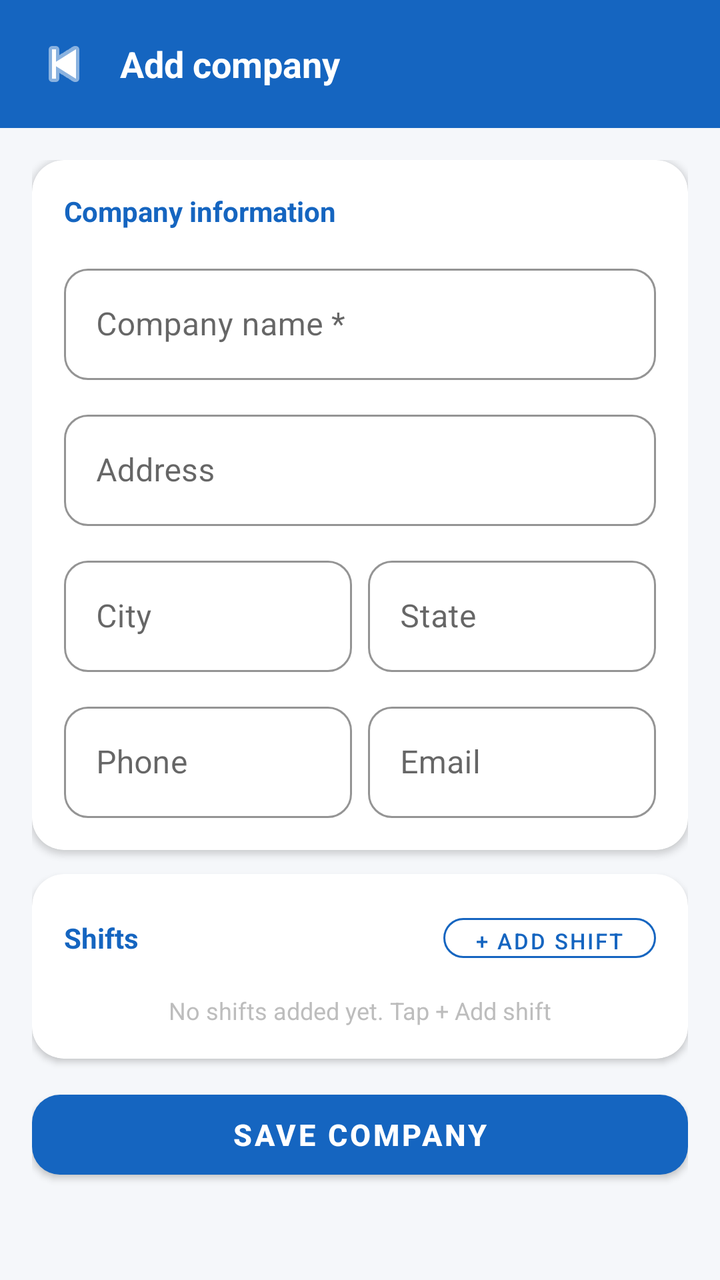
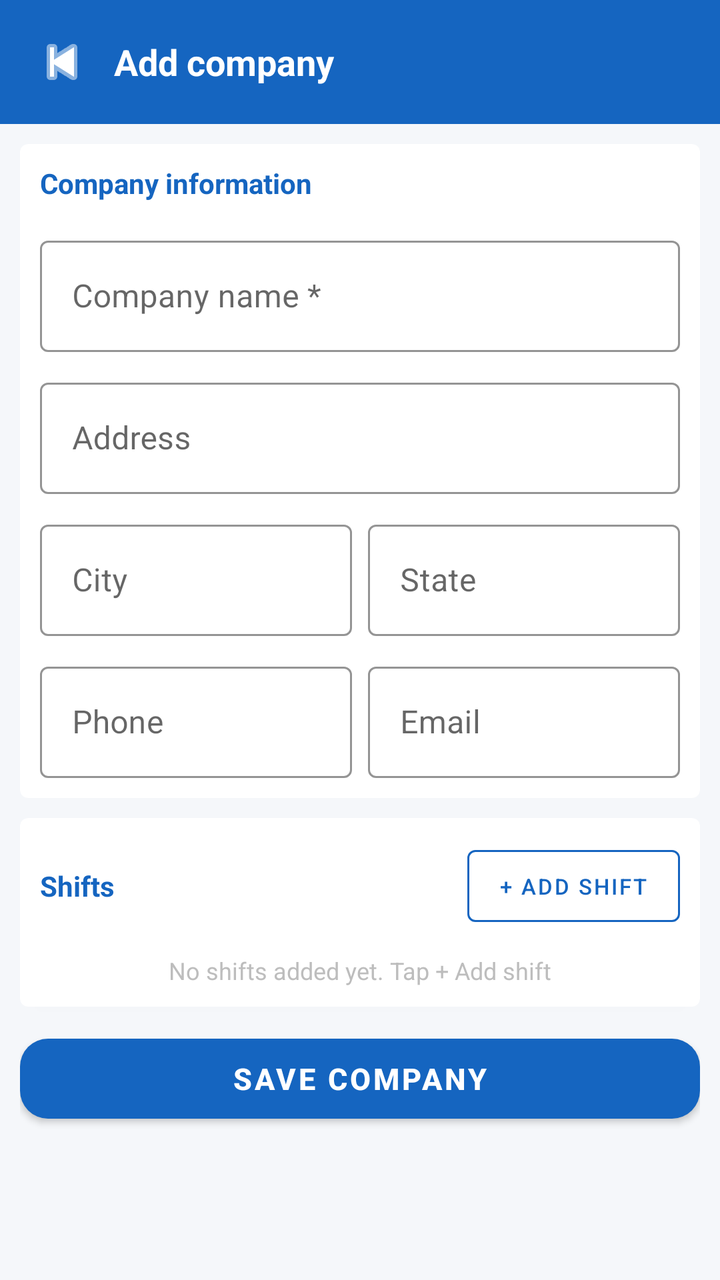

Compare the two renders of this Android layout. The source of the first and the diff that turns it into the second are given below.
<!-- AndroidManifest.xml: application theme Theme.EmpManager -->
<!-- res/layout/activity_add_edit_company.xml -->
<?xml version="1.0" encoding="utf-8"?>
<LinearLayout
    xmlns:android="http://schemas.android.com/apk/res/android"
    xmlns:app="http://schemas.android.com/apk/res-auto"
    android:layout_width="match_parent"
    android:layout_height="match_parent"
    android:orientation="vertical"
    android:background="#F5F7FA">

    
    <LinearLayout
        android:layout_width="match_parent"
        android:layout_height="wrap_content"
        android:orientation="horizontal"
        android:gravity="center_vertical"
        android:background="#1565C0"
        android:padding="16dp">

        <ImageView
            android:id="@+id/ivBack"
            android:layout_width="32dp"
            android:layout_height="32dp"
            android:src="@android:drawable/ic_media_previous"
            android:tint="#FFFFFF"
            android:layout_marginEnd="12dp"/>

        <TextView
            android:id="@+id/tvTitle"
            android:layout_width="0dp"
            android:layout_height="wrap_content"
            android:layout_weight="1"
            android:text="Add company"
            android:textSize="18sp"
            android:textStyle="bold"
            android:textColor="#FFFFFF"/>

        <com.google.android.material.button.MaterialButton
            android:id="@+id/btnDelete"
            style="@style/Widget.MaterialComponents.Button.OutlinedButton"
            android:layout_width="wrap_content"
            android:layout_height="36dp"
            android:text="Delete"
            android:textColor="#FF6B6B"
            android:textSize="12sp"
            android:visibility="gone"
            app:strokeColor="#FF6B6B"
            app:cornerRadius="20dp"/>
    </LinearLayout>

    <ScrollView
        android:layout_width="match_parent"
        android:layout_height="0dp"
        android:layout_weight="1">

        <LinearLayout
            android:layout_width="match_parent"
            android:layout_height="wrap_content"
            android:orientation="vertical"
            android:padding="16dp">

            
            <androidx.cardview.widget.CardView
                android:layout_width="match_parent"
                android:layout_height="wrap_content"
                android:layout_marginBottom="12dp"
                app:cardCornerRadius="16dp"
                app:cardElevation="2dp"
                app:cardBackgroundColor="#FFFFFF">

                <LinearLayout
                    android:layout_width="match_parent"
                    android:layout_height="wrap_content"
                    android:orientation="vertical"
                    android:padding="16dp">

                    <TextView
                        android:layout_width="wrap_content"
                        android:layout_height="wrap_content"
                        android:text="Company information"
                        android:textSize="14sp"
                        android:textStyle="bold"
                        android:textColor="#1565C0"
                        android:layout_marginBottom="14dp"/>

                    
                    <com.google.android.material.textfield.TextInputLayout
                        android:id="@+id/tilName"
                        style="@style/Widget.MaterialComponents.TextInputLayout.OutlinedBox"
                        android:layout_width="match_parent"
                        android:layout_height="wrap_content"
                        android:layout_marginBottom="12dp"
                        android:hint="Company name *"
                        app:boxCornerRadiusTopStart="12dp"
                        app:boxCornerRadiusTopEnd="12dp"
                        app:boxCornerRadiusBottomStart="12dp"
                        app:boxCornerRadiusBottomEnd="12dp"
                        app:boxStrokeColor="#1565C0"
                        app:hintTextColor="#1565C0">
                        <com.google.android.material.textfield.TextInputEditText
                            android:id="@+id/etName"
                            android:layout_width="match_parent"
                            android:layout_height="wrap_content"
                            android:inputType="textCapWords"
                            android:imeOptions="actionNext"/>
                    </com.google.android.material.textfield.TextInputLayout>

                    
                    <com.google.android.material.textfield.TextInputLayout
                        android:id="@+id/tilAddress"
                        style="@style/Widget.MaterialComponents.TextInputLayout.OutlinedBox"
                        android:layout_width="match_parent"
                        android:layout_height="wrap_content"
                        android:layout_marginBottom="12dp"
                        android:hint="Address"
                        app:boxCornerRadiusTopStart="12dp"
                        app:boxCornerRadiusTopEnd="12dp"
                        app:boxCornerRadiusBottomStart="12dp"
                        app:boxCornerRadiusBottomEnd="12dp"
                        app:boxStrokeColor="#1565C0"
                        app:hintTextColor="#1565C0">
                        <com.google.android.material.textfield.TextInputEditText
                            android:id="@+id/etAddress"
                            android:layout_width="match_parent"
                            android:layout_height="wrap_content"
                            android:inputType="textMultiLine"
                            android:maxLines="2"/>
                    </com.google.android.material.textfield.TextInputLayout>

                    
                    <LinearLayout
                        android:layout_width="match_parent"
                        android:layout_height="wrap_content"
                        android:orientation="horizontal"
                        android:layout_marginBottom="12dp">

                        <com.google.android.material.textfield.TextInputLayout
                            android:id="@+id/tilCity"
                            style="@style/Widget.MaterialComponents.TextInputLayout.OutlinedBox"
                            android:layout_width="0dp"
                            android:layout_height="wrap_content"
                            android:layout_weight="1"
                            android:layout_marginEnd="8dp"
                            android:hint="City"
                            app:boxCornerRadiusTopStart="12dp"
                            app:boxCornerRadiusTopEnd="12dp"
                            app:boxCornerRadiusBottomStart="12dp"
                            app:boxCornerRadiusBottomEnd="12dp"
                            app:boxStrokeColor="#1565C0"
                            app:hintTextColor="#1565C0">
                            <com.google.android.material.textfield.TextInputEditText
                                android:id="@+id/etCity"
                                android:layout_width="match_parent"
                                android:layout_height="wrap_content"
                                android:imeOptions="actionNext"/>
                        </com.google.android.material.textfield.TextInputLayout>

                        <com.google.android.material.textfield.TextInputLayout
                            android:id="@+id/tilState"
                            style="@style/Widget.MaterialComponents.TextInputLayout.OutlinedBox"
                            android:layout_width="0dp"
                            android:layout_height="wrap_content"
                            android:layout_weight="1"
                            android:hint="State"
                            app:boxCornerRadiusTopStart="12dp"
                            app:boxCornerRadiusTopEnd="12dp"
                            app:boxCornerRadiusBottomStart="12dp"
                            app:boxCornerRadiusBottomEnd="12dp"
                            app:boxStrokeColor="#1565C0"
                            app:hintTextColor="#1565C0">
                            <com.google.android.material.textfield.TextInputEditText
                                android:id="@+id/etState"
                                android:layout_width="match_parent"
                                android:layout_height="wrap_content"
                                android:imeOptions="actionNext"/>
                        </com.google.android.material.textfield.TextInputLayout>
                    </LinearLayout>

                    
                    <LinearLayout
                        android:layout_width="match_parent"
                        android:layout_height="wrap_content"
                        android:orientation="horizontal">

                        <com.google.android.material.textfield.TextInputLayout
                            android:id="@+id/tilPhone"
                            style="@style/Widget.MaterialComponents.TextInputLayout.OutlinedBox"
                            android:layout_width="0dp"
                            android:layout_height="wrap_content"
                            android:layout_weight="1"
                            android:layout_marginEnd="8dp"
                            android:hint="Phone"
                            app:boxCornerRadiusTopStart="12dp"
                            app:boxCornerRadiusTopEnd="12dp"
                            app:boxCornerRadiusBottomStart="12dp"
                            app:boxCornerRadiusBottomEnd="12dp"
                            app:boxStrokeColor="#1565C0"
                            app:hintTextColor="#1565C0">
                            <com.google.android.material.textfield.TextInputEditText
                                android:id="@+id/etPhone"
                                android:layout_width="match_parent"
                                android:layout_height="wrap_content"
                                android:inputType="phone"
                                android:imeOptions="actionNext"/>
                        </com.google.android.material.textfield.TextInputLayout>

                        <com.google.android.material.textfield.TextInputLayout
                            android:id="@+id/tilEmail"
                            style="@style/Widget.MaterialComponents.TextInputLayout.OutlinedBox"
                            android:layout_width="0dp"
                            android:layout_height="wrap_content"
                            android:layout_weight="1"
                            android:hint="Email"
                            app:boxCornerRadiusTopStart="12dp"
                            app:boxCornerRadiusTopEnd="12dp"
                            app:boxCornerRadiusBottomStart="12dp"
                            app:boxCornerRadiusBottomEnd="12dp"
                            app:boxStrokeColor="#1565C0"
                            app:hintTextColor="#1565C0">
                            <com.google.android.material.textfield.TextInputEditText
                                android:id="@+id/etEmail"
                                android:layout_width="match_parent"
                                android:layout_height="wrap_content"
                                android:inputType="textEmailAddress"
                                android:imeOptions="actionNext"/>
                        </com.google.android.material.textfield.TextInputLayout>
                    </LinearLayout>

                </LinearLayout>
            </androidx.cardview.widget.CardView>

            
            <androidx.cardview.widget.CardView
                android:layout_width="match_parent"
                android:layout_height="wrap_content"
                android:layout_marginBottom="12dp"
                app:cardCornerRadius="16dp"
                app:cardElevation="2dp"
                app:cardBackgroundColor="#FFFFFF">

                <LinearLayout
                    android:layout_width="match_parent"
                    android:layout_height="wrap_content"
                    android:orientation="vertical"
                    android:padding="16dp">

                    
                    <LinearLayout
                        android:layout_width="match_parent"
                        android:layout_height="wrap_content"
                        android:orientation="horizontal"
                        android:gravity="center_vertical"
                        android:layout_marginBottom="12dp">

                        <TextView
                            android:layout_width="0dp"
                            android:layout_height="wrap_content"
                            android:layout_weight="1"
                            android:text="Shifts"
                            android:textSize="14sp"
                            android:textStyle="bold"
                            android:textColor="#1565C0"/>

                        <com.google.android.material.button.MaterialButton
                            android:id="@+id/btnAddShift"
                            style="@style/Widget.MaterialComponents.Button.OutlinedButton"
                            android:layout_width="wrap_content"
                            android:layout_height="32dp"
                            android:text="+ Add shift"
                            android:textSize="11sp"
                            android:textColor="#1565C0"
                            app:strokeColor="#1565C0"
                            app:cornerRadius="20dp"/>
                    </LinearLayout>

                    
                    <androidx.recyclerview.widget.RecyclerView
                        android:id="@+id/rvShifts"
                        android:layout_width="match_parent"
                        android:layout_height="wrap_content"
                        android:nestedScrollingEnabled="false"/>

                    
                    <TextView
                        android:id="@+id/tvNoShifts"
                        android:layout_width="wrap_content"
                        android:layout_height="wrap_content"
                        android:text="No shifts added yet. Tap + Add shift"
                        android:textSize="12sp"
                        android:textColor="#BDBDBD"
                        android:layout_gravity="center_horizontal"
                        android:visibility="visible"/>

                </LinearLayout>
            </androidx.cardview.widget.CardView>

            
            <com.google.android.material.button.MaterialButton
                android:id="@+id/btnSave"
                android:layout_width="match_parent"
                android:layout_height="52dp"
                android:text="Save company"
                android:textSize="15sp"
                android:textStyle="bold"
                app:cornerRadius="14dp"
                app:backgroundTint="#1565C0"/>

            <ProgressBar
                android:id="@+id/progressBar"
                android:layout_width="wrap_content"
                android:layout_height="wrap_content"
                android:layout_gravity="center"
                android:layout_marginTop="12dp"
                android:visibility="gone"
                android:indeterminateTint="#1565C0"/>

        </LinearLayout>
    </ScrollView>
</LinearLayout>
<!-- resources referenced by this layout -->
<resources>
  <style name="Theme.EmpManager" parent="Theme.MaterialComponents.Light.NoActionBar">
          <item name="colorPrimary">@color/primary</item>
          <item name="colorPrimaryVariant">@color/primary_dark</item>
          <item name="colorOnPrimary">@color/white</item>
          <item name="colorSecondary">@color/accent</item>
          <item name="android:windowBackground">@color/background</item>
      </style>
  <color name="primary">#1565C0</color>
  <color name="primary_dark">#0D47A1</color>
  <color name="white">#FFFFFFFF</color>
  <color name="accent">#FF6F00</color>
  <color name="background">#F0F4F8</color>
</resources>

<!-- the commit's change to res/layout/activity_add_edit_company.xml (unified diff, before → after) -->
@@ -14,7 +14,7 @@
         android:orientation="horizontal"
         android:gravity="center_vertical"
         android:background="#1565C0"
-        android:padding="16dp">
+        android:padding="15dp">
 
         <ImageView
             android:id="@+id/ivBack"
@@ -22,7 +22,7 @@
             android:layout_height="32dp"
             android:src="@android:drawable/ic_media_previous"
             android:tint="#FFFFFF"
-            android:layout_marginEnd="12dp"/>
+            android:layout_marginEnd="10dp"/>
 
         <TextView
             android:id="@+id/tvTitle"
@@ -56,14 +56,14 @@
             android:layout_width="match_parent"
             android:layout_height="wrap_content"
             android:orientation="vertical"
-            android:padding="16dp">
+            android:padding="10dp">
 
             
             <androidx.cardview.widget.CardView
                 android:layout_width="match_parent"
                 android:layout_height="wrap_content"
-                android:layout_marginBottom="12dp"
-                app:cardCornerRadius="16dp"
+                android:layout_marginBottom="10dp"
+                app:cardCornerRadius="4dp"
                 app:cardElevation="2dp"
                 app:cardBackgroundColor="#FFFFFF">
 
@@ -71,7 +71,7 @@
                     android:layout_width="match_parent"
                     android:layout_height="wrap_content"
                     android:orientation="vertical"
-                    android:padding="16dp">
+                    android:padding="10dp">
 
                     <TextView
                         android:layout_width="wrap_content"
@@ -88,12 +88,12 @@
                         style="@style/Widget.MaterialComponents.TextInputLayout.OutlinedBox"
                         android:layout_width="match_parent"
                         android:layout_height="wrap_content"
-                        android:layout_marginBottom="12dp"
+                        android:layout_marginBottom="10dp"
                         android:hint="Company name *"
-                        app:boxCornerRadiusTopStart="12dp"
-                        app:boxCornerRadiusTopEnd="12dp"
-                        app:boxCornerRadiusBottomStart="12dp"
-                        app:boxCornerRadiusBottomEnd="12dp"
+                        app:boxCornerRadiusTopStart="4dp"
+                        app:boxCornerRadiusTopEnd="4dp"
+                        app:boxCornerRadiusBottomStart="4dp"
+                        app:boxCornerRadiusBottomEnd="4dp"
                         app:boxStrokeColor="#1565C0"
                         app:hintTextColor="#1565C0">
                         <com.google.android.material.textfield.TextInputEditText
@@ -110,12 +110,12 @@
                         style="@style/Widget.MaterialComponents.TextInputLayout.OutlinedBox"
                         android:layout_width="match_parent"
                         android:layout_height="wrap_content"
-                        android:layout_marginBottom="12dp"
+                        android:layout_marginBottom="10dp"
                         android:hint="Address"
-                        app:boxCornerRadiusTopStart="12dp"
-                        app:boxCornerRadiusTopEnd="12dp"
-                        app:boxCornerRadiusBottomStart="12dp"
-                        app:boxCornerRadiusBottomEnd="12dp"
+                        app:boxCornerRadiusTopStart="4dp"
+                        app:boxCornerRadiusTopEnd="4dp"
+                        app:boxCornerRadiusBottomStart="4dp"
+                        app:boxCornerRadiusBottomEnd="4dp"
                         app:boxStrokeColor="#1565C0"
                         app:hintTextColor="#1565C0">
                         <com.google.android.material.textfield.TextInputEditText
@@ -131,7 +131,7 @@
                         android:layout_width="match_parent"
                         android:layout_height="wrap_content"
                         android:orientation="horizontal"
-                        android:layout_marginBottom="12dp">
+                        android:layout_marginBottom="10dp">
 
                         <com.google.android.material.textfield.TextInputLayout
                             android:id="@+id/tilCity"
@@ -141,10 +141,10 @@
                             android:layout_weight="1"
                             android:layout_marginEnd="8dp"
                             android:hint="City"
-                            app:boxCornerRadiusTopStart="12dp"
-                            app:boxCornerRadiusTopEnd="12dp"
-                            app:boxCornerRadiusBottomStart="12dp"
-                            app:boxCornerRadiusBottomEnd="12dp"
+                            app:boxCornerRadiusTopStart="4dp"
+                            app:boxCornerRadiusTopEnd="4dp"
+                            app:boxCornerRadiusBottomStart="4dp"
+                            app:boxCornerRadiusBottomEnd="4dp"
                             app:boxStrokeColor="#1565C0"
                             app:hintTextColor="#1565C0">
                             <com.google.android.material.textfield.TextInputEditText
@@ -161,10 +161,10 @@
                             android:layout_height="wrap_content"
                             android:layout_weight="1"
                             android:hint="State"
-                            app:boxCornerRadiusTopStart="12dp"
-                            app:boxCornerRadiusTopEnd="12dp"
-                            app:boxCornerRadiusBottomStart="12dp"
-                            app:boxCornerRadiusBottomEnd="12dp"
+                            app:boxCornerRadiusTopStart="4dp"
+                            app:boxCornerRadiusTopEnd="4dp"
+                            app:boxCornerRadiusBottomStart="4dp"
+                            app:boxCornerRadiusBottomEnd="4dp"
                             app:boxStrokeColor="#1565C0"
                             app:hintTextColor="#1565C0">
                             <com.google.android.material.textfield.TextInputEditText
@@ -189,10 +189,10 @@
                             android:layout_weight="1"
                             android:layout_marginEnd="8dp"
                             android:hint="Phone"
-                            app:boxCornerRadiusTopStart="12dp"
-                            app:boxCornerRadiusTopEnd="12dp"
-                            app:boxCornerRadiusBottomStart="12dp"
-                            app:boxCornerRadiusBottomEnd="12dp"
+                            app:boxCornerRadiusTopStart="4dp"
+                            app:boxCornerRadiusTopEnd="4dp"
+                            app:boxCornerRadiusBottomStart="4dp"
+                            app:boxCornerRadiusBottomEnd="4dp"
                             app:boxStrokeColor="#1565C0"
                             app:hintTextColor="#1565C0">
                             <com.google.android.material.textfield.TextInputEditText
@@ -210,10 +210,10 @@
                             android:layout_height="wrap_content"
                             android:layout_weight="1"
                             android:hint="Email"
-                            app:boxCornerRadiusTopStart="12dp"
-                            app:boxCornerRadiusTopEnd="12dp"
-                            app:boxCornerRadiusBottomStart="12dp"
-                            app:boxCornerRadiusBottomEnd="12dp"
+                            app:boxCornerRadiusTopStart="4dp"
+                            app:boxCornerRadiusTopEnd="4dp"
+                            app:boxCornerRadiusBottomStart="4dp"
+                            app:boxCornerRadiusBottomEnd="4dp"
                             app:boxStrokeColor="#1565C0"
                             app:hintTextColor="#1565C0">
                             <com.google.android.material.textfield.TextInputEditText
@@ -232,8 +232,8 @@
             <androidx.cardview.widget.CardView
                 android:layout_width="match_parent"
                 android:layout_height="wrap_content"
-                android:layout_marginBottom="12dp"
-                app:cardCornerRadius="16dp"
+                android:layout_marginBottom="10dp"
+                app:cardCornerRadius="4dp"
                 app:cardElevation="2dp"
                 app:cardBackgroundColor="#FFFFFF">
 
@@ -241,7 +241,7 @@
                     android:layout_width="match_parent"
                     android:layout_height="wrap_content"
                     android:orientation="vertical"
-                    android:padding="16dp">
+                    android:padding="10dp">
 
                     
                     <LinearLayout
@@ -249,7 +249,7 @@
                         android:layout_height="wrap_content"
                         android:orientation="horizontal"
                         android:gravity="center_vertical"
-                        android:layout_marginBottom="12dp">
+                        android:layout_marginBottom="10dp">
 
                         <TextView
                             android:layout_width="0dp"
@@ -264,12 +264,12 @@
                             android:id="@+id/btnAddShift"
                             style="@style/Widget.MaterialComponents.Button.OutlinedButton"
                             android:layout_width="wrap_content"
-                            android:layout_height="32dp"
+                            android:layout_height="wrap_content"
                             android:text="+ Add shift"
                             android:textSize="11sp"
                             android:textColor="#1565C0"
                             app:strokeColor="#1565C0"
-                            app:cornerRadius="20dp"/>
+                            app:cornerRadius="4dp"/>
                     </LinearLayout>
 
                     
@@ -309,7 +309,7 @@
                 android:layout_width="wrap_content"
                 android:layout_height="wrap_content"
                 android:layout_gravity="center"
-                android:layout_marginTop="12dp"
+                android:layout_marginTop="10dp"
                 android:visibility="gone"
                 android:indeterminateTint="#1565C0"/>
 
